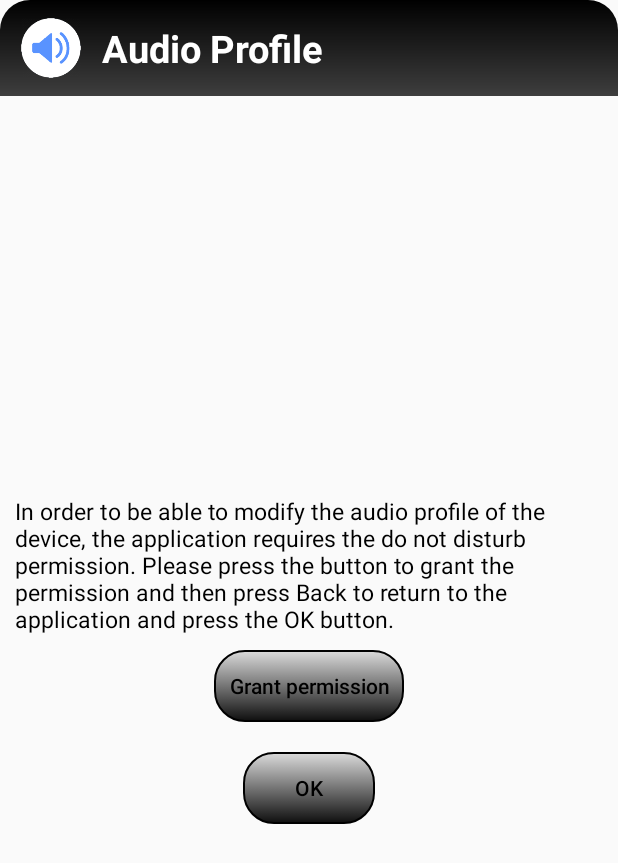
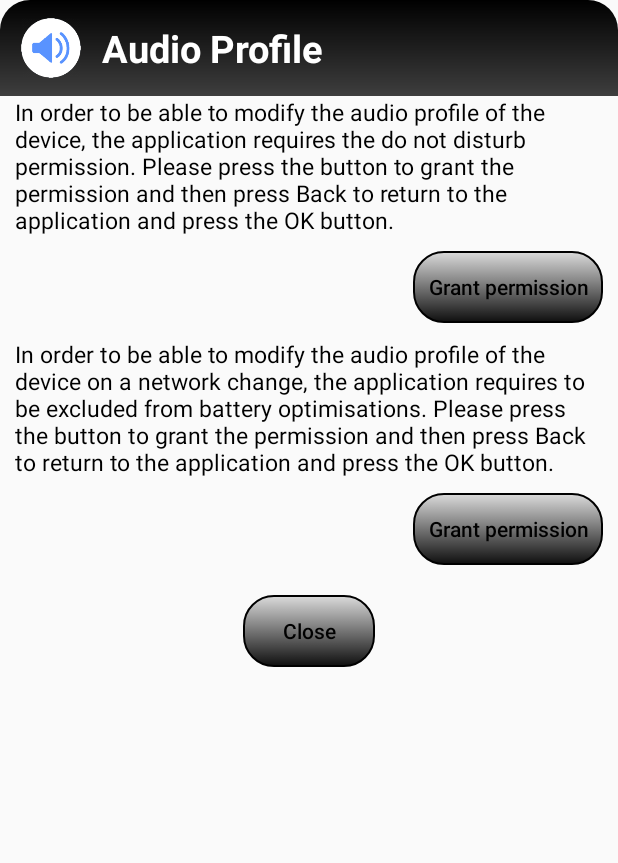
Before and after one commit to RichardWX/AudioProfile, an Android app: the layout activity_permission.xml on its own in the app's theme, with its tools: preview values and no code run, on a phone screen of 412 x 824 dp. Shown: the top 863 px of the screen. Run offline under Robolectric (Android 15) with nearby library versions, the phone set to English and light mode, and no system bars.

Commit message:
Try to ask for permissions when the app starts

```diff
--- a/app/src/main/res/layout/activity_colour_picker.xml
+++ b/app/src/main/res/layout/activity_colour_picker.xml
@@ -62,7 +62,7 @@
             android:layout_height="match_parent"
             android:layout_marginLeft="@dimen/margin"
             android:layout_marginRight="@dimen/margin"
-            android:onClick="onClickOK"
+            android:onClick="onClickClose"
             android:text="@string/ok" />
 
     </LinearLayout>
--- a/app/src/main/res/layout/activity_permission.xml
+++ b/app/src/main/res/layout/activity_permission.xml
@@ -5,6 +5,11 @@
     android:orientation="vertical">
 
     <include layout="@layout/content_title" />
+
+    <ScrollView
+        android:layout_width="match_parent"
+        android:layout_height="wrap_content"
+        android:layout_marginBottom="@dimen/margin">
 
         <LinearLayout
             android:layout_width="match_parent"
@@ -16,24 +21,62 @@
 
             <TextView
                 style="@style/TextView"
-            android:text="@string/permission_instructions" />
+                android:text="@string/permission_instructions_dnd" />
+
+            <Button
+                style="@style/Button"
+                android:layout_gravity="right"
+                android:layout_marginTop="@dimen/margin"
+                android:layout_marginBottom="@dimen/margin"
+                android:onClick="onClickRequestPermissionDND"
+                android:text="@string/permission_grant" />
+
+            <TextView
+                android:id="@+id/textBattery"
+                style="@style/TextView"
+                android:text="@string/permission_instructions_battery" />
+
+            <Button
+                android:id="@+id/buttonBattery"
+                style="@style/Button"
+                android:layout_gravity="right"
+                android:layout_marginTop="@dimen/margin"
+                android:layout_marginBottom="@dimen/margin"
+                android:onClick="onClickRequestPermissionBattery"
+                android:text="@string/permission_grant" />
+
+            <TextView
+                android:id="@+id/textNeverSleep"
+                style="@style/TextView"
+                android:text="@string/permission_instructions_sleep"
+                android:visibility="gone"/>
+
+            <TextView
+                android:id="@+id/textNeverSleepInstructions"
+                style="@style/TextView"
+                android:layout_marginLeft="@dimen/margin"
+                android:text="@string/permission_instructions_sleep_instructions"
+                android:visibility="gone"/>
+
+            <Button
+                android:id="@+id/buttonNeverSleep"
+                style="@style/Button"
+                android:layout_gravity="right"
+                android:layout_marginTop="@dimen/margin"
+                android:layout_marginBottom="@dimen/margin"
+                android:onClick="onClickRequestNeverSleep"
+                android:text="@string/permission_grant"
+                android:visibility="gone"/>
+
+        </LinearLayout>
+
+    </ScrollView>
 
     <Button
         style="@style/Button"
         android:layout_gravity="center_horizontal"
-            android:layout_marginTop="@dimen/margin"
         android:layout_marginBottom="@dimen/margin"
-            android:onClick="onClickRequestPermission"
-            android:text="@string/permission_grant" />
-
-        <Button
-            style="@style/Button"
-            android:layout_gravity="center_horizontal"
-            android:layout_marginTop="@dimen/margin"
-            android:layout_marginBottom="@dimen/margin_table"
-            android:onClick="onClickOK"
-            android:text="@android:string/ok" />
+        android:onClick="onClickClose"
+        android:text="@string/close" />
 
 </LinearLayout>
-
-</LinearLayout>
--- a/app/src/main/res/values/strings.xml
+++ b/app/src/main/res/values/strings.xml
@@ -13,8 +13,17 @@
     </plurals>
     <string name="ok">OK</string>
     <string name="permission_grant">Grant permission</string>
-    <string name="permission_instructions">In order to be able to modify the audio profile of the device, the application requires the do not disturb permission.
+    <string name="permission_instructions_battery">In order to be able to modify the audio profile of the device on a network change, the application requires to be excluded
+        from battery optimisations.
         Please press the button to grant the permission and then press Back to return to the application and press the OK button.</string>
+    <string name="permission_instructions_dnd">In order to be able to modify the audio profile of the device, the application requires the do not disturb permission.
+        Please press the button to grant the permission and then press Back to return to the application and press the OK button.</string>
+    <string name="permission_instructions_sleep">To work properly, the application needs to be added to the list of never sleeping applications.
+        Please press the button and follow the instructions below and then press Back to return to the application and press the OK button.</string>
+    <string name="permission_instructions_sleep_instructions">&#8226; Press Background usage limits.
+        \n&#8226; Press Never sleeping apps.
+        \n&#8226; Press the plus button.
+        \n&#8226; Select the application and press Add.</string>
     <array name="profile">
         <item>Silent</item>
         <item>Quiet</item>
--- a/gradle.properties
+++ b/gradle.properties
@@ -15,5 +15,5 @@ org.gradle.jvmargs=-Xmx2048m -Dfile.encoding=UTF-8
 # Android operating system, and which are packaged with your app"s APK
 # https://developer.android.com/topic/libraries/support-library/androidx-rn
 android.useAndroidX=true
-# Automatically convert third-party libraries to use AndroidX
-android.enableJetifier=true
+# Kotlin code style for this project: "official" or "obsolete":
+kotlin.code.style=official
```
Also changed, not shown: app/build.gradle (+7 -6 lines), app/src/main/AndroidManifest.xml (+27 -26 lines), app/src/main/java/com/rjw/audioprofile/activity/MainActivity.kt (+14 -11 lines), app/src/main/java/com/rjw/audioprofile/activity/PermissionRequest.kt (+47 -6 lines). Lines whose indentation alone changed are shown as unchanged.
